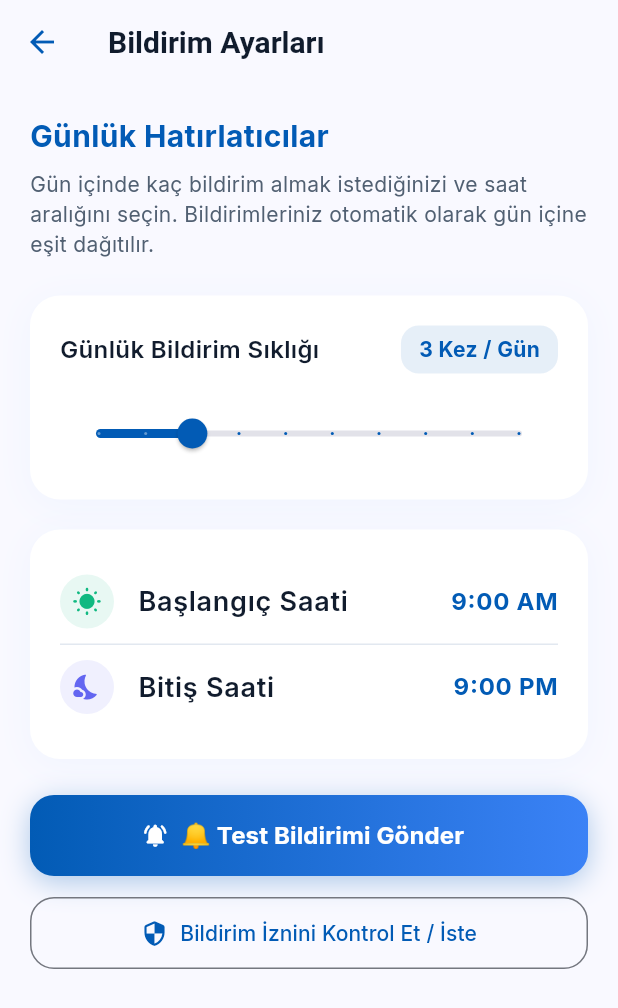
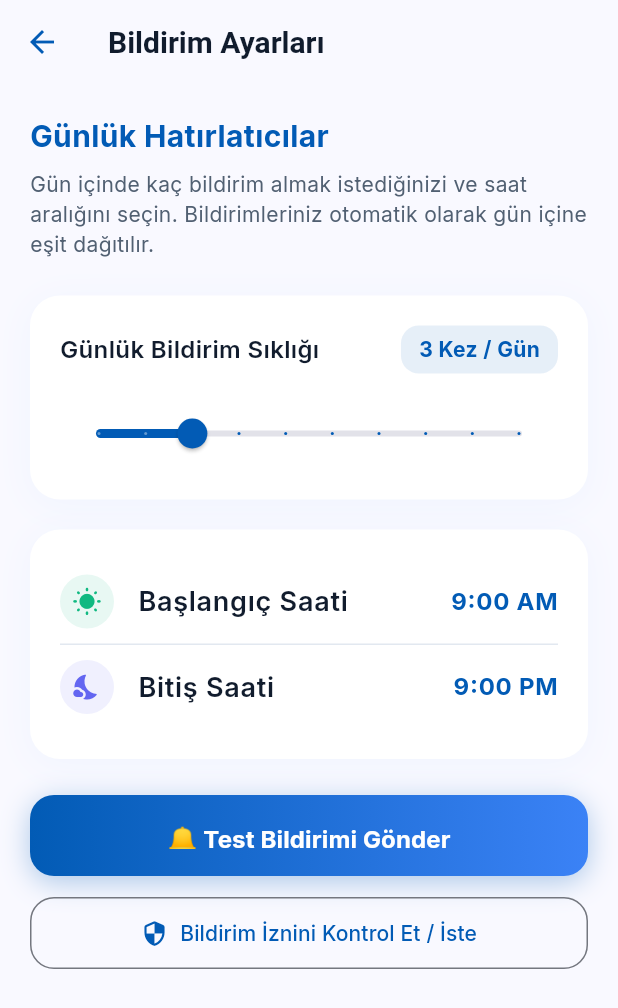
Before and after one commit to zehratuncer/BEYourself-Project, a Flutter app: the screen it shows after launch, item 4 of the bottom bar chosen, after a tap on "Bildirim Tercihleri", on a phone screen of 412 x 824 dp. Shown: the top 1008 px of the screen. Run offline on Flutter 3.47's test engine with Material 3 defaults, Android fonts, the phone set to English and light mode, and no system bars; our stand-ins replace flutter_local_notifications, flutter_riverpod, google_fonts, image_picker, shared_preferences, timezone.

Commit message:
degisiklikler uygulandı

```diff
--- a/be_yourself/lib/features/home/presentation/pages/home_page.dart
+++ b/be_yourself/lib/features/home/presentation/pages/home_page.dart
@@ -55,11 +55,25 @@ class HomePage extends ConsumerWidget {
                   children: [
                     Row(
                       children: [
-                        Image.asset(
-                          'assets/images/app_bird_logo.png',
+                        Container(
                           width: 42,
                           height: 42,
-                          fit: BoxFit.contain,
+                          decoration: BoxDecoration(
+                            color: Colors.white,
+                            borderRadius: BorderRadius.circular(10),
+                            boxShadow: [
+                              BoxShadow(
+                                color: Colors.black.withAlpha(20),
+                                blurRadius: 4,
+                                offset: const Offset(0, 2),
+                              ),
+                            ],
+                          ),
+                          clipBehavior: Clip.antiAlias,
+                          child: Image.asset(
+                            'assets/images/app_bird_logo.png',
+                            fit: BoxFit.cover,
+                          ),
                         ),
                         const SizedBox(width: 12),
                         Text(
--- a/be_yourself/lib/features/notifications/presentation/pages/notification_settings_page.dart
+++ b/be_yourself/lib/features/notifications/presentation/pages/notification_settings_page.dart
@@ -361,7 +361,7 @@ class NotificationSettingsPage extends ConsumerWidget {
                   ),
                 ],
               ),
-              child: ElevatedButton.icon(
+              child: ElevatedButton(
                 onPressed: () async {
                   HapticFeedback.mediumImpact();
 
@@ -411,6 +411,7 @@ class NotificationSettingsPage extends ConsumerWidget {
                       );
                     }
                   } catch (e) {
+                    debugPrint('Test notification error: $e');
                     if (context.mounted) {
                       ScaffoldMessenger.of(context).showSnackBar(
                         SnackBar(
@@ -425,21 +426,20 @@ class NotificationSettingsPage extends ConsumerWidget {
                     }
                   }
                 },
-                icon: const Icon(Icons.notifications_active_rounded,
-                    color: Colors.white),
-                label: const Text(
+                style: ElevatedButton.styleFrom(
+                  backgroundColor: Colors.transparent,
+                  shadowColor: Colors.transparent,
+                  padding: const EdgeInsets.symmetric(vertical: 18),
+                  shape: RoundedRectangleBorder(
+                    borderRadius: BorderRadius.circular(20),
+                  ),
+                ),
+                child: const Text(
                   '🔔 Test Bildirimi Gönder',
                   style: TextStyle(
                     fontSize: 16,
                     fontWeight: FontWeight.w700,
                     color: Colors.white,
-                  ),
-                ),
-                style: ElevatedButton.styleFrom(
-                  backgroundColor: Colors.transparent,
-                  shadowColor: Colors.transparent,
-                  shape: RoundedRectangleBorder(
-                    borderRadius: BorderRadius.circular(16),
                   ),
                 ),
               ),
```
